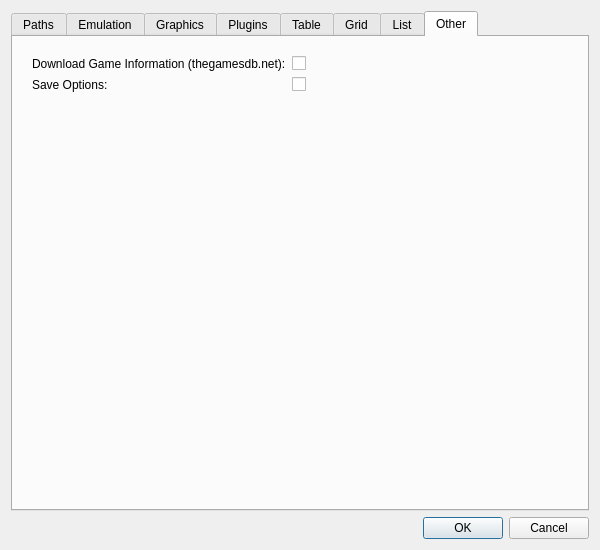
Above: src/settingsdialog.ui from dh4/mupen64plus-qt before the change. Below: the same form after it.
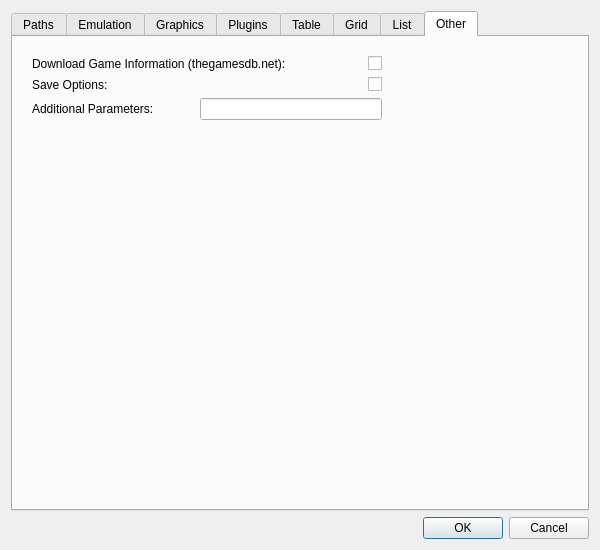
That is the form after the change. The open tabs and pages were chosen to show the change.

Commit message: Add additional parameters setting.

What changed in the file:
```diff
--- a/src/settingsdialog.ui
+++ b/src/settingsdialog.ui
@@ -1027,21 +1027,21 @@
       </attribute>
       <layout class="QGridLayout" name="gridLayout_2">
        <item row="0" column="0">
-        <layout class="QGridLayout" name="otherLayout" columnminimumwidth="100,0">
+        <layout class="QGridLayout" name="otherLayout" columnminimumwidth="100,0,0">
          <property name="leftMargin">
           <number>10</number>
          </property>
          <property name="topMargin">
           <number>10</number>
          </property>
-         <item row="1" column="0">
-          <widget class="QLabel" name="saveLabel">
+         <item row="0" column="2">
+          <widget class="QCheckBox" name="downloadOption">
            <property name="text">
-            <string>Save Options:</string>
+            <string/>
            </property>
           </widget>
          </item>
-         <item row="1" column="1">
+         <item row="1" column="2">
           <widget class="QCheckBox" name="saveOption">
            <property name="toolTip">
             <string extracomment="If checked, CEN64's output will be redirected to CEN64-Qt so you can view the VI/s or debug information."/>
@@ -1051,17 +1051,43 @@
            </property>
           </widget>
          </item>
-         <item row="0" column="0">
+         <item row="2" column="0">
+          <widget class="QLabel" name="parametersLabel">
+           <property name="minimumSize">
+            <size>
+             <width>150</width>
+             <height>0</height>
+            </size>
+           </property>
+           <property name="text">
+            <string>Additional Parameters:</string>
+           </property>
+          </widget>
+         </item>
+         <item row="0" column="0" colspan="2">
           <widget class="QLabel" name="downloadLabel">
+           <property name="minimumSize">
+            <size>
+             <width>330</width>
+             <height>0</height>
+            </size>
+           </property>
            <property name="text">
             <string>Download Game Information (thegamesdb.net):</string>
            </property>
           </widget>
          </item>
-         <item row="0" column="1">
-          <widget class="QCheckBox" name="downloadOption">
+         <item row="1" column="0" colspan="2">
+          <widget class="QLabel" name="saveLabel">
            <property name="text">
-            <string/>
+            <string>Save Options:</string>
+           </property>
+          </widget>
+         </item>
+         <item row="2" column="1" colspan="2">
+          <widget class="QLineEdit" name="parametersLine">
+           <property name="toolTip">
+            <string>&lt;html&gt;&lt;head/&gt;&lt;body&gt;&lt;p&gt;Use to pass additional parameters to Mupen64Plus. See &lt;a href=&quot;https://code.google.com/p/mupen64plus/wiki/UIConsoleUsage&quot;&gt;&lt;span style=&quot; text-decoration: underline; color:#0057ae;&quot;&gt;https://code.google.com/p/mupen64plus/wiki/UIConsoleUsage&lt;/span&gt;&lt;/a&gt; for more information,&lt;/p&gt;&lt;/body&gt;&lt;/html&gt;</string>
            </property>
           </widget>
          </item>
```
Left out of the diff: 3 changed lines with no effect on the pictures. The commit also changes 4 other files.
